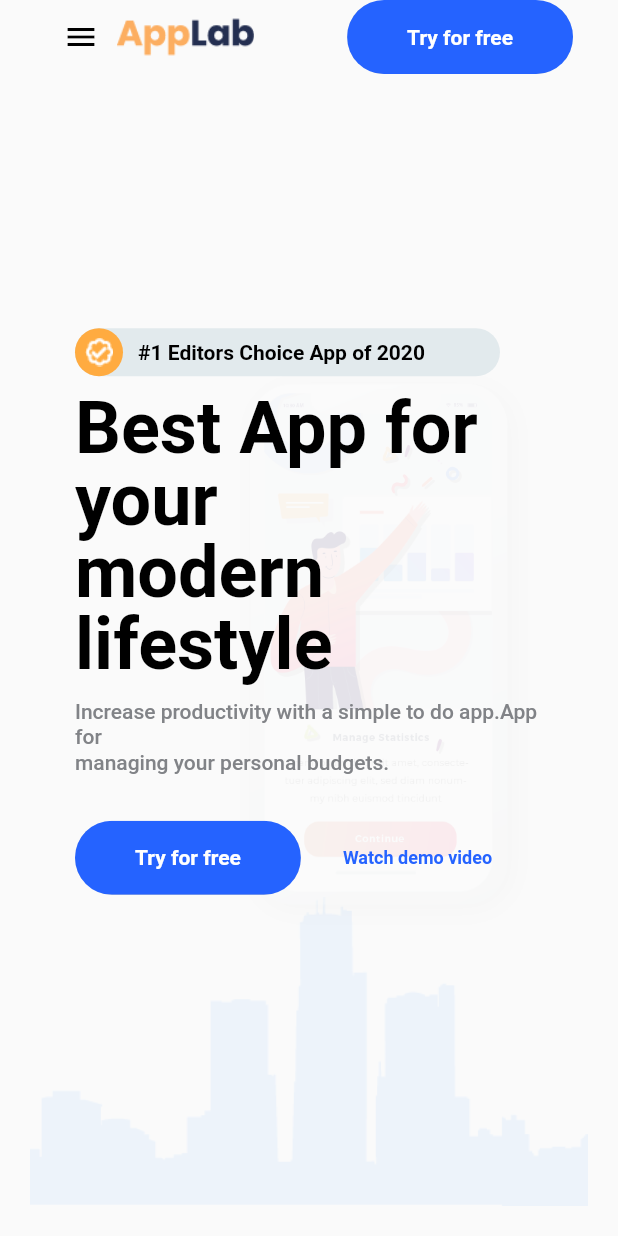
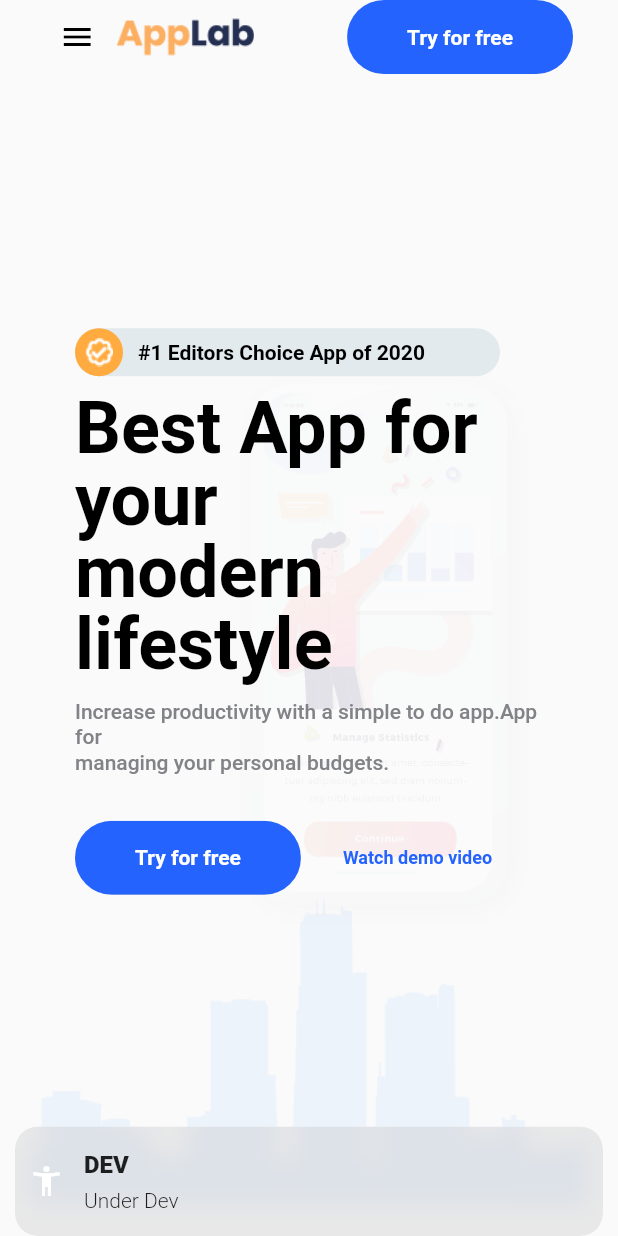
Before and after one commit to jeremy02/app_landing_page, a Flutter app: the screen it shows after launch, after a tap on the "menu" icon, on a phone screen of 412 x 824 dp. Run offline on Flutter 3.47's test engine with Material 2 defaults, Android fonts, the phone set to English and light mode, and no system bars; our stand-ins replace get.

Commit message:
working code even for mobile

```diff
--- a/lib/sections/top_section/components/custom_app_bar.dart
+++ b/lib/sections/top_section/components/custom_app_bar.dart
@@ -2,6 +2,8 @@ import 'package:app_landing_page/components/default_button.dart';
 import 'package:app_landing_page/sections/top_section/components/web_menu.dart';
 import 'package:app_landing_page/utils/responsive.dart';
 import 'package:flutter/material.dart';
+import 'package:get/get.dart';
+import 'package:get/get_navigation/src/snackbar/snack.dart';
 
 import '../../../constants.dart';
 
@@ -18,11 +20,25 @@ class CustomAppBar extends StatelessWidget {
         children: [
           if (!Responsive.isDesktop(context))
             IconButton(
-              onPressed: () {},
+              padding: EdgeInsets.only(
+                right: kDefaultPadding / 4
+              ),
+              onPressed: () {
+                Get.snackbar(
+                  "DEV",
+                  "Under Dev",
+                  icon: Icon(
+                      Icons.accessibility_new,
+                      color: Colors.white,
+                  ),
+                  snackPosition: SnackPosition.BOTTOM,
+                );
+              },
               icon: Icon(
                 Icons.menu,
                 color: Colors.black,
               ),
+              splashColor: Colors.transparent,
             ),
           Image.asset(
             "assets/images/ic_logo.png",
```
